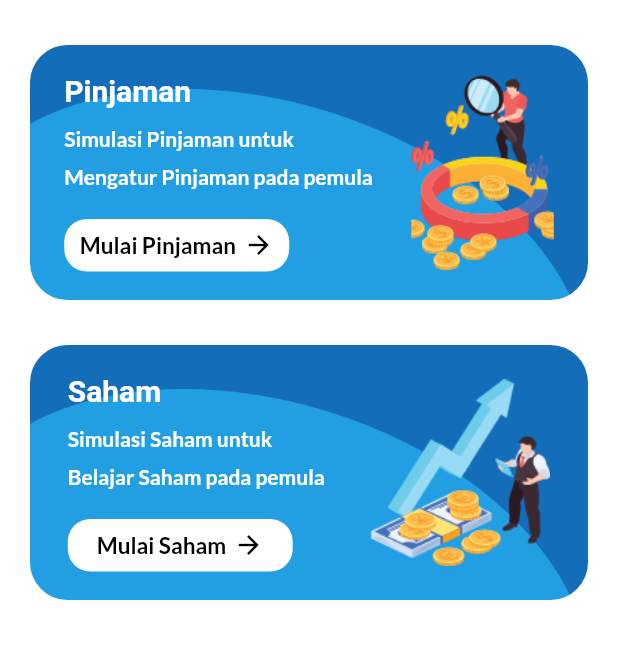
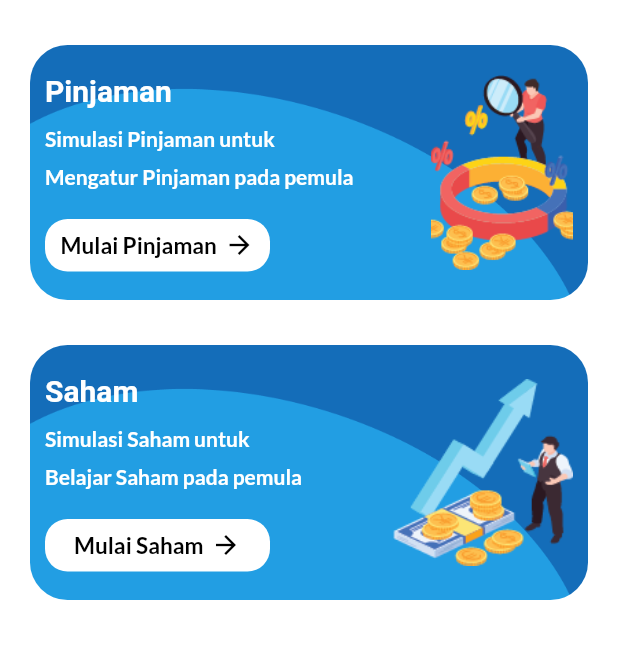
Before and after one commit to rizkycandra0426/investasi_app, a Flutter app: the DashboardInvestasiView screen opened directly, on a phone screen of 412 x 824 dp, the part 405-1064 px from its top. Run offline on Flutter 3.47's test engine with Material 3 defaults, Android fonts, the light colour scheme and no system bars; our stand-ins replace animated_splash_screen, cached_network_image, carousel_slider, dio, file_picker, flutter_animate and 15 more; missing offline and left inert: faker_dart; accounts and stored records are empty; Roboto replaces fonts that are missing (Montserrat); project files that could hold a hidden picture were left out.

Commit message:
edit investasi dan profile

```diff
--- a/lib/module/dividen_kurs/kurs/view/kurs_view.dart
+++ b/lib/module/dividen_kurs/kurs/view/kurs_view.dart
@@ -37,7 +37,7 @@ class KursView extends StatefulWidget {
                       style: TextStyle(fontSize: 20, color: Colors.white),
                     ),
                     Text(
-                      "Total",
+                      "Nilai Tukar",
                       style: TextStyle(fontSize: 20, color: Colors.white),
                     ),
                   ],
--- a/lib/module/investasi/bulanan_investasi/view/bulanan_investasi_view.dart
+++ b/lib/module/investasi/bulanan_investasi/view/bulanan_investasi_view.dart
@@ -36,7 +36,7 @@ class BulananInvestasiView extends StatefulWidget {
                 child: Column(
                   children: [
                     Text(
-                      "Dana Investasi Awal",
+                      "Dana Investasi Bulanan",
                       style: TextStyle(
                         fontSize: 16,
                         color: Colors.black,
@@ -205,7 +205,7 @@ class BulananInvestasiView extends StatefulWidget {
                                 if ((double.tryParse(value!.toString()) ?? 0) >
                                     controller.maxPercentage) {
                                   // Set your maximum value here
-                                  return 'Maximum number is ${controller.maxPercentage}';
+                                  return 'Persentase Melebihi Batas ${controller.maxPercentage}';
                                 }
                                 return null; // Valid
                               },
--- a/lib/module/investasi/dashboard_investasi/view/dashboard_investasi_view.dart
+++ b/lib/module/investasi/dashboard_investasi/view/dashboard_investasi_view.dart
@@ -140,7 +140,8 @@ class DashboardInvestasiView extends StatefulWidget {
                 child: Row(
                   mainAxisAlignment: MainAxisAlignment.spaceAround,
                   children: [
-                    Column(
+                    Expanded(
+                      child: Column(
                         mainAxisAlignment: MainAxisAlignment.center,
                         crossAxisAlignment: CrossAxisAlignment.start,
                         children: [
@@ -207,6 +208,7 @@ class DashboardInvestasiView extends StatefulWidget {
                           ),
                         ],
                       ),
+                    ),
                     Container(
                       width: 95,
                       height: 130,
@@ -245,7 +247,8 @@ class DashboardInvestasiView extends StatefulWidget {
                 child: Row(
                   mainAxisAlignment: MainAxisAlignment.spaceAround,
                   children: [
-                    Column(
+                    Expanded(
+                      child: Column(
                         mainAxisAlignment: MainAxisAlignment.center,
                         crossAxisAlignment: CrossAxisAlignment.start,
                         children: [
@@ -312,6 +315,7 @@ class DashboardInvestasiView extends StatefulWidget {
                           ),
                         ],
                       ),
+                    ),
                     Container(
                       width: 120,
                       height: 130,
--- a/lib/module/investasi/investasi/view/investasi_view.dart
+++ b/lib/module/investasi/investasi/view/investasi_view.dart
@@ -45,6 +45,8 @@ class InvestasiView extends StatefulWidget {
                       height: 10,
                     ),
                     Expanded(
+                      child: Padding(
+                        padding: const EdgeInsets.only(right: 5, left: 5),
                         child: Container(
                           child: DefaultTabController(
                             length: 3,
@@ -101,6 +103,7 @@ class InvestasiView extends StatefulWidget {
                           ),
                         ),
                       ),
+                    ),
                   ],
                 ),
               ),
--- a/lib/module/investasi/lumpsum_investasi/view/lumpsum_investasi_view.dart
+++ b/lib/module/investasi/lumpsum_investasi/view/lumpsum_investasi_view.dart
@@ -205,7 +205,7 @@ class LumpsumInvestasiView extends StatefulWidget {
                                 if ((double.tryParse(value!.toString()) ?? 0) >
                                     controller.maxPercentage) {
                                   // Set your maximum value here
-                                  return 'Maximum number is ${controller.maxPercentage}';
+                                  return 'Persentase Melebihi Batas ${controller.maxPercentage}';
                                 }
                                 return null; // Valid
                               },
--- a/lib/module/investasi/target_investasi/view/target_investasi_view.dart
+++ b/lib/module/investasi/target_investasi/view/target_investasi_view.dart
@@ -207,7 +207,7 @@ class TargetInvestasiView extends StatefulWidget {
                                 if ((double.tryParse(value!.toString()) ?? 0) >
                                     controller.maxPercentage) {
                                   // Set your maximum value here
-                                  return 'Maximum number is ${controller.maxPercentage}';
+                                  return 'Persentase Melebihi Batas ${controller.maxPercentage}';
                                 }
                                 return null; // Valid
                               },
--- a/lib/service/base_service.dart
+++ b/lib/service/base_service.dart
@@ -6,7 +6,7 @@ class BaseService<T> {
   // String baseUrl = "http://192.168.18.189:8000/api";
   // String baseUrl = "http://192.168.1.12:8000/api";
   // String baseUrl = "http://10.5.50.139:8000/api";
-  String baseUrl = "http://192.168.107.168:8000/api";
+  String baseUrl = "http://10.5.50.109:8000/api";
   String endpoint = "kategori_pemasukans";
 
   Future<T> get() async {
```
Also changed, not shown: lib/module/investasi/pinjaman/view/pinjaman_view.dart (+6 -11 lines), lib/module/kategori_request/view/kategori_request_view.dart (+6 -11 lines), lib/module/notifikasi/view/notifikasi_view.dart (+6 -11 lines). Lines whose indentation alone changed are shown as unchanged.
